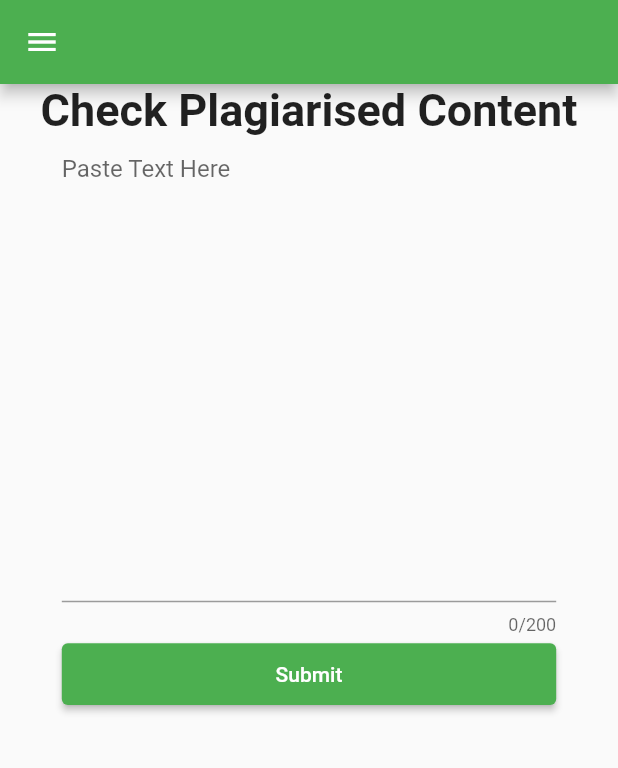
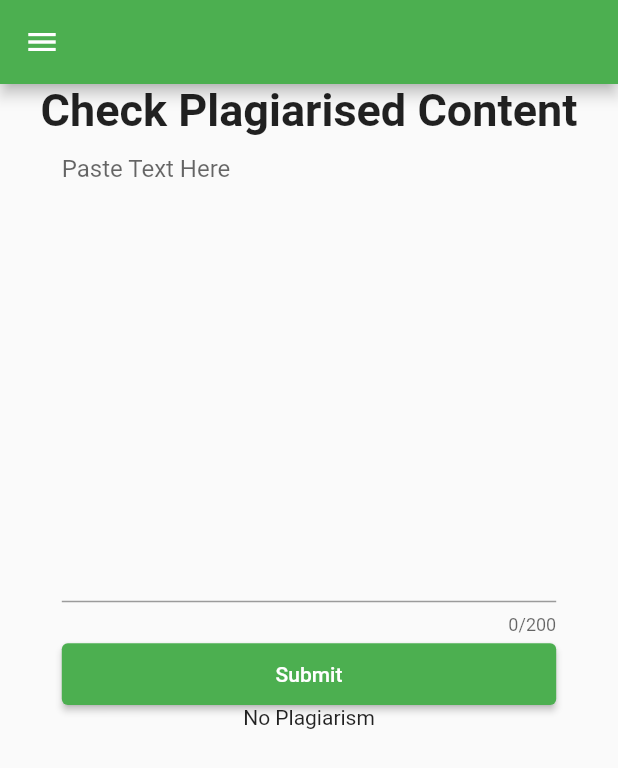
Before and after one commit to aahilalwani25/plagiarism_checker_app, a Flutter app: the MainDashboard screen opened directly, on a phone screen of 412 x 824 dp. Shown: the top 768 px of the screen. Run offline on Flutter 3.47's test engine with Material 2 defaults, Android fonts, the phone set to English and light mode, and no system bars; our stand-ins replace firebase_core, firebase_database, fluttertoast, rounded_loading_button; accounts and stored records are empty.

Commit message:
initial comit

```diff
--- a/lib/Controllers/plagiarism_controller.dart
+++ b/lib/Controllers/plagiarism_controller.dart
@@ -9,11 +9,11 @@ class PlagiarismController{
   dynamic start_check() async{
     MultipartRequest request= MultipartRequest('POST', Uri.parse('http://192.168.2.107:8000/check-plag/'));
     request.fields.addAll({'query':text});
-    StreamedResponse streamedResponse= await request.send();
     request.headers.addAll({
       'Content-Type':'Application/json',
+      'Retry-After':'3600'
     });
-
+    StreamedResponse streamedResponse = await request.send();
     if(streamedResponse.statusCode==308){
       return "Wait...";
     }
--- a/lib/Models/content.dart
+++ b/lib/Models/content.dart
@@ -4,9 +4,23 @@ class Content with ChangeNotifier {
   String? _content;
   int? _charactersCount;
   int? _wordsCount;
+  bool _enabled= true;
+  dynamic _plagiarised;
 
   Content();
 
+  void setEnabled(bool enabled){
+    _enabled= enabled;
+    notifyListeners();
+  }
+  bool get enabled=> _enabled;
+
+
+  void setPlagiarised(dynamic plag){
+    _plagiarised=plag;
+    notifyListeners();
+  }
+  dynamic get plagiarised=> _plagiarised;
 
   void setContent(String content) {
     _content = content;
--- a/lib/Models/login_model.dart
+++ b/lib/Models/login_model.dart
@@ -4,6 +4,7 @@ class LoginModel with ChangeNotifier{
 
   String? _email,_password;
   bool _remember_me=false;
+
 
   void setEmail(String email){
     _email=email;
@@ -19,6 +20,8 @@ class LoginModel with ChangeNotifier{
     _remember_me=remember_me;
     notifyListeners();
   }
+
+
   String get email=>_email!;
   String get password=> _password!;
   bool get remember_me =>_remember_me;
--- a/lib/Views/user_main_dashboard.dart
+++ b/lib/Views/user_main_dashboard.dart
@@ -58,7 +58,7 @@ class _MainDashboardState extends State<MainDashboard> {
                   width: MediaQuery.of(context).size.width * 0.8,
                   height: MediaQuery.of(context).size.height * 0.4,
                   child: TextFormField(
-
+                    enabled: content.enabled,
                     validator: (text) {
                       if (text!.isEmpty) {
                         return "Please enter the content";
@@ -83,25 +83,32 @@ class _MainDashboardState extends State<MainDashboard> {
                     width: MediaQuery.of(context).size.width * 0.8,
                     height: MediaQuery.of(context).size.height * 0.05,
                     child: ElevatedButton(
+
                         onPressed: () async {
                           if (_form_key.currentState!.validate()) {
-
+                            content.setEnabled(false);
                             PlagiarismController pc =
                                 PlagiarismController(text: content.content!);
-                            print(await pc.start_check());
-
+                            content.setPlagiarised(await pc.start_check());
+                            content.setEnabled(true);
                           }
                         },
                         style: ElevatedButton.styleFrom(
                           backgroundColor:
-                               Colors.green,
+                               content.enabled? Colors.green: Colors.green[300],
                         ),
-                        child: const Center(
-                            child: Text(
+                        child: Center(
+                            child: content.enabled? const Text(
                           "Submit",
-                        ))),
+                        ): const CircularProgressIndicator(color: Colors.white, strokeWidth: 2,)),
+                      ),
                   ),
-                )
+                ),
+                content.plagiarised!=null? Padding(
+                  padding: EdgeInsets.only(
+                      top: MediaQuery.of(context).size.height * 0.01),
+                  child: Text(content.plagiarised!.toString()),
+                ):const Text("No Plagiarism"),
               ],
             ),
           );
--- a/lib/main.dart
+++ b/lib/main.dart
@@ -34,7 +34,7 @@ class MyApp extends StatelessWidget {
           primaryColor: Colors.green,
           primarySwatch: Colors.blue,
         ),
-        home: const MainDashboard(),
+        home: const LoginScreen(),
       ),
     );
   }
```
Also changed, not shown: lib/Controllers/login_controller.dart (+32 -10 lines), lib/Controllers/signup_controller.dart (added, +27 -0 lines), lib/Database/database.dart (+13 -33 lines), lib/Views/login_screen.dart (+3 -15 lines), lib/global/components/toast_message.dart (added, +36 -0 lines), 3 other files.
